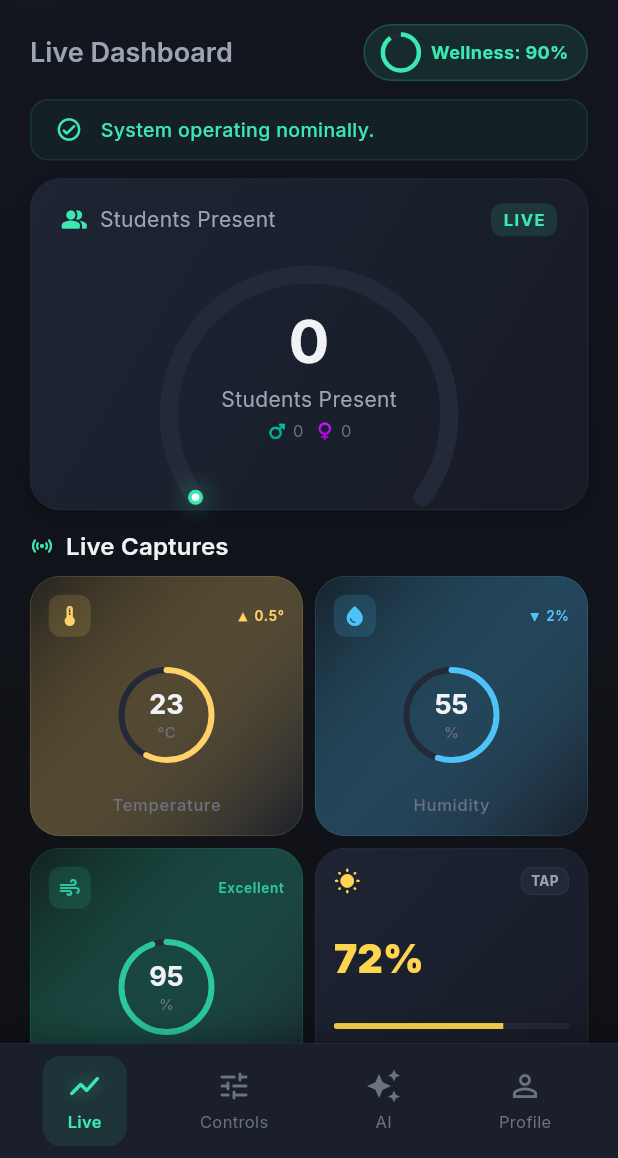
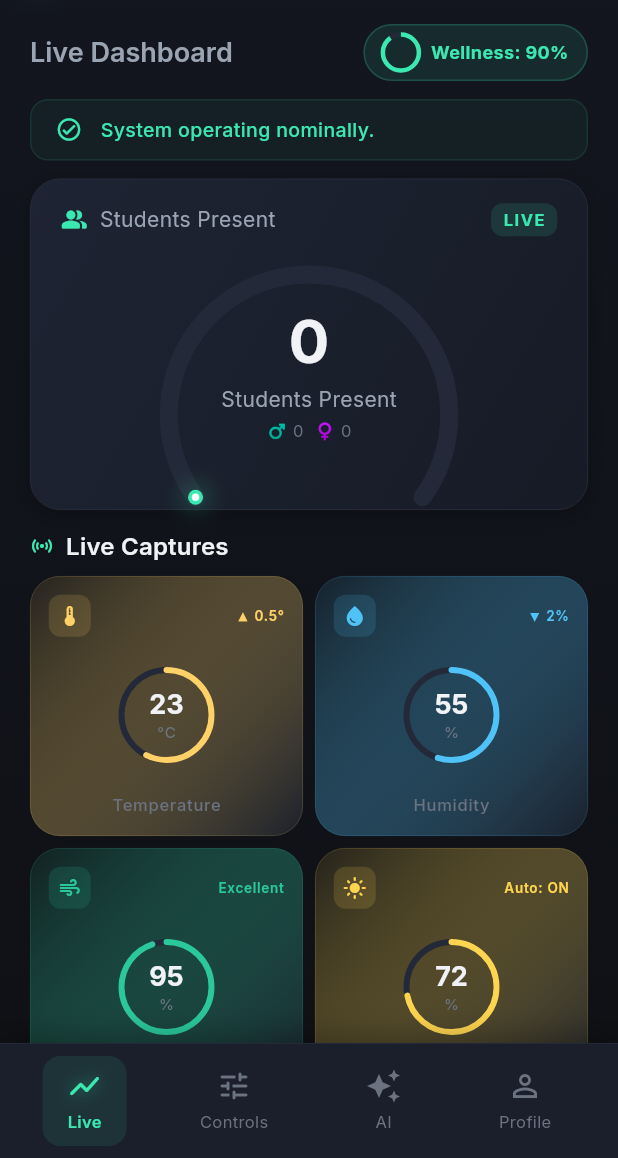
Before and after one commit to Waelkaysany/-WIWC-the-Smart-Class, a Flutter app: the AppShell screen opened directly, on a phone screen of 412 x 824 dp, the part 78-1236 px from its top. Run offline on Flutter 3.47's test engine with Material 3 defaults, Android fonts, the phone set to English and light mode, and no system bars; our stand-ins replace firebase_ai, firebase_auth, firebase_core, firebase_database, fl_chart, flutter_local_notifications and 5 more; missing offline and left inert: excel, mailer; accounts and stored records are empty.

Commit message:
style: Redesign light sensor panel to match UI and fix auto mode priority

```diff
--- a/lib/features/live/live_screen.dart
+++ b/lib/features/live/live_screen.dart
@@ -765,7 +765,7 @@ class _LightSensorCard extends ConsumerStatefulWidget {
 }
 
 class _LightSensorCardState extends ConsumerState<_LightSensorCard> {
-  bool _autoMode = false;
+  bool _autoMode = true; // Default to Auto
   bool _light1On = false;
 
   @override
@@ -789,108 +789,24 @@ class _LightSensorCardState extends ConsumerState<_LightSensorCard> {
 
   @override
   Widget build(BuildContext context) {
-    final level = widget.lightLevel;
-    const amber = Color(0xFFFFD54F);
-    final percent = (level / 100).clamp(0.0, 1.0);
-    final label = level < 30
-        ? 'Dark'
-        : level < 60
-            ? 'Dim'
-            : level < 85
-                ? 'Bright'
-                : 'Very Bright';
-
-    return GestureDetector(
-      onTap: () => setState(() => _autoMode = !_autoMode),
-      child: Container(
-        padding: const EdgeInsets.all(12),
-        decoration: BoxDecoration(
-          gradient: context.surfaceGradient,
-          borderRadius: BorderRadius.circular(AppRadius.card),
-          border: Border.all(color: context.cardBorder, width: 0.5),
-          boxShadow: _autoMode
-              ? [BoxShadow(color: amber.withAlpha(60), blurRadius: 8)]
-              : null,
-        ),
-        child: Column(
-          crossAxisAlignment: CrossAxisAlignment.start,
-          mainAxisAlignment: MainAxisAlignment.spaceBetween,
-          children: [
-            // Header
-            Row(
-              mainAxisAlignment: MainAxisAlignment.spaceBetween,
-              children: [
-                Icon(Icons.wb_sunny_rounded, color: amber, size: 18),
-                Container(
-                  padding: const EdgeInsets.symmetric(horizontal: 6, vertical: 2),
-                  decoration: BoxDecoration(
-                    color: _autoMode ? amber.withAlpha(40) : context.surfaceLight,
-                    borderRadius: BorderRadius.circular(8),
-                    border: Border.all(
-                      color: _autoMode ? amber.withAlpha(100) : context.cardBorder,
-                    ),
-                  ),
-                  child: Text(
-                    _autoMode ? 'AUTO' : 'TAP',
-                    style: TextStyle(
-                      fontSize: 9,
-                      fontWeight: FontWeight.bold,
-                      color: _autoMode ? amber : context.textSecondary,
-                    ),
-                  ),
-                ),
-              ],
-            ),
-            // Value
-            Text(
-              '${level.toInt()}%',
-              style: TextStyle(
-                fontSize: 26,
-                fontWeight: FontWeight.w900,
-                color: amber,
-              ),
-            ),
-            // Progress bar
-            ClipRRect(
-              borderRadius: BorderRadius.circular(4),
-              child: LinearProgressIndicator(
-                value: percent,
-                minHeight: 4,
-                backgroundColor: context.surfaceLight,
-                color: amber,
-              ),
-            ),
-            // Label
-            Row(
-              mainAxisAlignment: MainAxisAlignment.spaceBetween,
-              children: [
-                Text(
-                  'Light',
-                  style: Theme.of(context).textTheme.bodySmall?.copyWith(
-                        color: context.textSecondary,
-                      ),
-                ),
-                Text(
-                  label,
-                  style: Theme.of(context).textTheme.bodySmall?.copyWith(
-                        color: amber,
-                        fontWeight: FontWeight.w600,
-                      ),
-                ),
-              ],
-            ),
-            if (_autoMode)
-              Text(
-                _light1On ? '💡 Light 1 ON' : '💡 Light 1 OFF',
-                style: TextStyle(
-                  fontSize: 10,
-                  color: _light1On ? amber : context.textSecondary,
-                  fontWeight: FontWeight.w500,
-                ),
-              ),
-          ],
-        ),
-      ),
+    return _SensorCard(
+      icon: Icons.light_mode_rounded,
+      label: 'Light Level',
+      value: widget.lightLevel,
+      unit: '%',
+      max: 100,
+      color: const Color(0xFFFFD54F),
+      trend: _autoMode ? 'Auto: ON' : 'Auto: OFF',
+      onTap: () {
+        setState(() => _autoMode = !_autoMode);
+        ScaffoldMessenger.of(context).showSnackBar(
+          SnackBar(
+            content: Text(_autoMode ? '💡 Auto Lights Enabled' : '👋 Auto Lights Disabled'),
+            backgroundColor: _autoMode ? const Color(0xFFFFD54F) : context.textSecondary,
+            duration: const Duration(seconds: 2),
+          ),
+        );
+      },
     );
   }
 }
```
Also changed, not shown: 1 other file.
